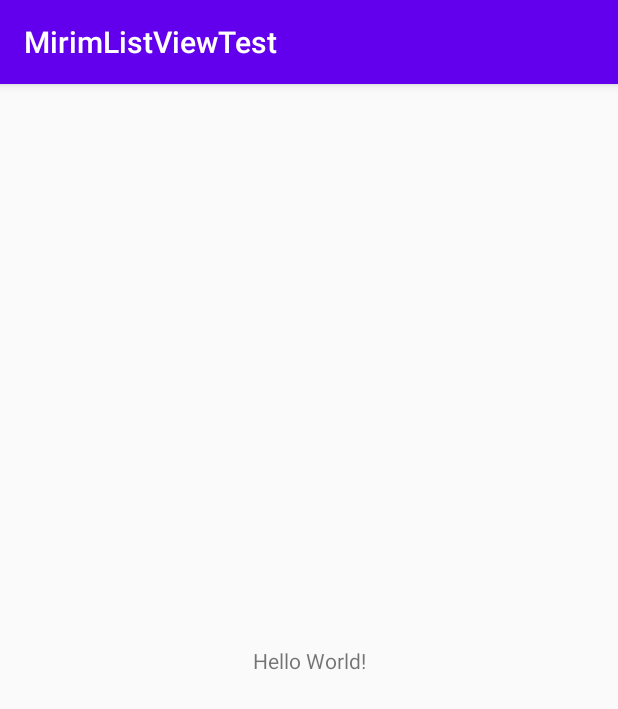
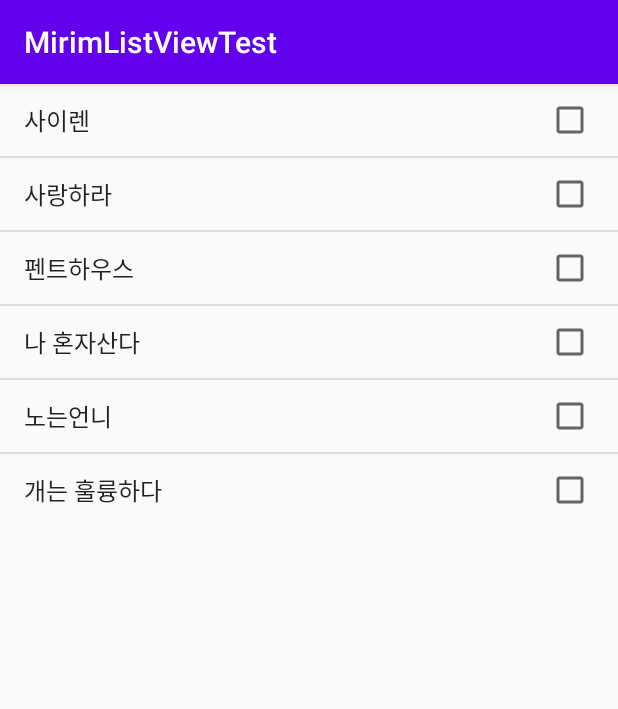
Before and after one commit to dayeon-choi/MirimListViewTest, an Android app: the screen it shows after launch (MainActivity), on a phone screen of 412 x 824 dp. Shown: the top 709 px of the screen. Run offline under Robolectric (Android 15) with nearby library versions, the phone set to English and light mode, and no system bars.

Commit message:
dayeon's commit - ListView done:)

```diff
--- a/app/src/main/java/org/techtown/mirimlistviewtest/MainActivity.java
+++ b/app/src/main/java/org/techtown/mirimlistviewtest/MainActivity.java
@@ -3,12 +3,31 @@ package org.techtown.mirimlistviewtest;
 import androidx.appcompat.app.AppCompatActivity;
 
 import android.os.Bundle;
+import android.view.View;
+import android.widget.AdapterView;
+import android.widget.ArrayAdapter;
+import android.widget.ListView;
+import android.widget.Toast;
 
 public class MainActivity extends AppCompatActivity {
-
+    String[] items={"사이렌","사랑하라","펜트하우스","나 혼자산다","노는언니","개는 훌륭하다"};
     @Override
     protected void onCreate(Bundle savedInstanceState) {
         super.onCreate(savedInstanceState);
         setContentView(R.layout.activity_main);
+
+        ListView list1 = findViewById(R.id.list1);
+
+        ArrayAdapter<String> adapter=new ArrayAdapter<>(this,android.R.layout.simple_list_item_multiple_choice,items);
+        list1.setChoiceMode(ListView.CHOICE_MODE_MULTIPLE);
+        list1.setAdapter(adapter);
+        list1.setOnItemClickListener(listListener);
+
     }
+    AdapterView.OnItemClickListener listListener=new AdapterView.OnItemClickListener(){
+        @Override
+        public void onItemClick(AdapterView<?> adapterView, View view, int position, long id) {
+            Toast.makeText(getApplicationContext(),items[position],Toast.LENGTH_SHORT).show();
+        }
+    };
 }
--- a/app/src/main/res/layout/activity_main.xml
+++ b/app/src/main/res/layout/activity_main.xml
@@ -1,18 +1,16 @@
 <?xml version="1.0" encoding="utf-8"?>
-<androidx.constraintlayout.widget.ConstraintLayout xmlns:android="http://schemas.android.com/apk/res/android"
+<LinearLayout
+    xmlns:android="http://schemas.android.com/apk/res/android"
     xmlns:app="http://schemas.android.com/apk/res-auto"
     xmlns:tools="http://schemas.android.com/tools"
     android:layout_width="match_parent"
     android:layout_height="match_parent"
     tools:context=".MainActivity">
 
-    <TextView
-        android:layout_width="wrap_content"
+    <ListView
+        android:id="@+id/list1"
+        android:layout_width="match_parent"
         android:layout_height="wrap_content"
-        android:text="Hello World!"
-        app:layout_constraintBottom_toBottomOf="parent"
-        app:layout_constraintLeft_toLeftOf="parent"
-        app:layout_constraintRight_toRightOf="parent"
-        app:layout_constraintTop_toTopOf="parent" />
+        />
 
-</androidx.constraintlayout.widget.ConstraintLayout>
+</LinearLayout>
```
